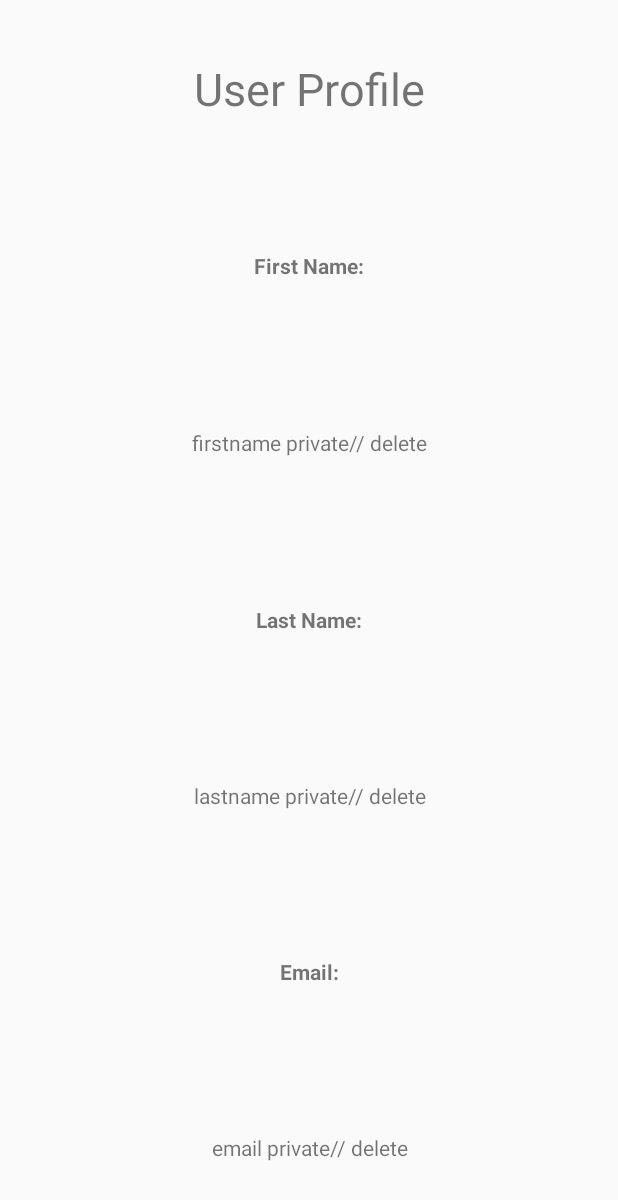
After one commit to talalum/TS-Parking, an Android app: the layout list_user_layout.xml on its own in the app's theme, with its tools: preview values and no code run, on a phone screen of 412 x 824 dp. The commit adds this screen. Shown: the top 1200 px of the screen. Run offline under Robolectric (Android 15) with nearby library versions, the phone set to English and light mode, and no system bars.

Commit message:
recycle view+searching

```diff
--- a/app/build.gradle
+++ b/app/build.gradle
@@ -37,6 +37,7 @@ dependencies {
     implementation 'androidx.legacy:legacy-support-v4:1.0.0'
     implementation 'com.google.firebase:firebase-auth:20.0.2'
     implementation 'com.google.firebase:firebase-database:19.6.0'
+    implementation 'com.android.support:recyclerview-v7:28.0.0'
     testImplementation 'junit:junit:4.+'
     androidTestImplementation 'androidx.test.ext:junit:1.1.2'
     androidTestImplementation 'androidx.test.espresso:espresso-core:3.3.0'
--- a/app/src/main/res/layout/fragment_searching_user.xml
+++ b/app/src/main/res/layout/fragment_searching_user.xml
@@ -34,7 +34,7 @@
             android:textSize="20dp" />
 
         <Button
-            android:id="@+id/button"
+            android:id="@+id/searchB"
             android:layout_width="match_parent"
             android:layout_height="match_parent"
             android:layout_weight="1.3"
--- /dev/null
+++ b/app/src/main/res/layout/list_user_layout.xml
@@ -0,0 +1,88 @@
+<?xml version="1.0" encoding="utf-8"?>
+<LinearLayout
+    xmlns:android="http://schemas.android.com/apk/res/android" android:layout_width="match_parent"
+    android:layout_height="match_parent">
+
+
+
+        <LinearLayout
+            android:layout_width="match_parent"
+            android:layout_height="match_parent"
+            android:layout_weight="1"
+            android:orientation="horizontal">
+
+
+
+        <LinearLayout
+            android:layout_width="match_parent"
+            android:layout_height="match_parent"
+            android:layout_weight="0.4"
+            android:orientation="vertical">
+
+
+            <TextView
+                android:id="@+id/UserProfileTRecycle"
+                android:layout_width="match_parent"
+                android:layout_height="match_parent"
+                android:layout_weight="1"
+                android:gravity="center"
+                android:text="@string/userprofile"
+                android:textSize="30dp" />
+
+            <TextView
+                android:id="@+id/FirstNameTRecycle"
+                android:layout_width="match_parent"
+                android:layout_height="match_parent"
+                android:layout_weight="1"
+                android:gravity="center"
+                android:text="@string/firstname"
+                android:textStyle="bold" />
+
+            <TextView
+                android:id="@+id/FirstNameTPrRecycle"
+                android:layout_width="match_parent"
+                android:layout_height="match_parent"
+                android:layout_weight="1"
+                android:gravity="center"
+                android:text="firstname private// delete" />
+
+            <TextView
+                android:id="@+id/LastNameTRecycle"
+                android:layout_width="match_parent"
+                android:layout_height="match_parent"
+                android:layout_weight="1"
+                android:gravity="center"
+                android:text="@string/lastname"
+                android:textStyle="bold" />
+
+            <TextView
+                android:id="@+id/LastNameTPrRecycle"
+                android:layout_width="match_parent"
+                android:layout_height="match_parent"
+                android:layout_weight="1"
+                android:gravity="center"
+                android:text="lastname private// delete" />
+
+            <TextView
+                android:id="@+id/EmailTRecycle"
+                android:layout_width="match_parent"
+                android:layout_height="match_parent"
+                android:layout_weight="1"
+                android:gravity="center"
+                android:text="@string/email"
+                android:textStyle="bold" />
+
+            <TextView
+                android:id="@+id/EmailTPrRecycle"
+                android:layout_width="match_parent"
+                android:layout_height="match_parent"
+                android:layout_weight="1"
+                android:gravity="center"
+                android:text="email private// delete" />
+
+        </LinearLayout>
+
+
+
+    </LinearLayout>
+</LinearLayout>
```
Also changed, not shown: app/src/main/java/com/example/tsparking/classes/MainActivity.java (+31 -14 lines), app/src/main/java/com/example/tsparking/classes/UserAdapter.java (added, +59 -0 lines), app/src/main/java/com/example/tsparking/classes/listUsers.java (added, +33 -0 lines), app/src/main/java/com/example/tsparking/fragments/SearchingUser.java (+54 -3 lines), app/src/main/java/com/example/tsparking/fragments/searchingUserR.java (added, +96 -0 lines), app/src/main/res/layout/fragment_searching_user_r.xml (added, +13 -0 lines).
